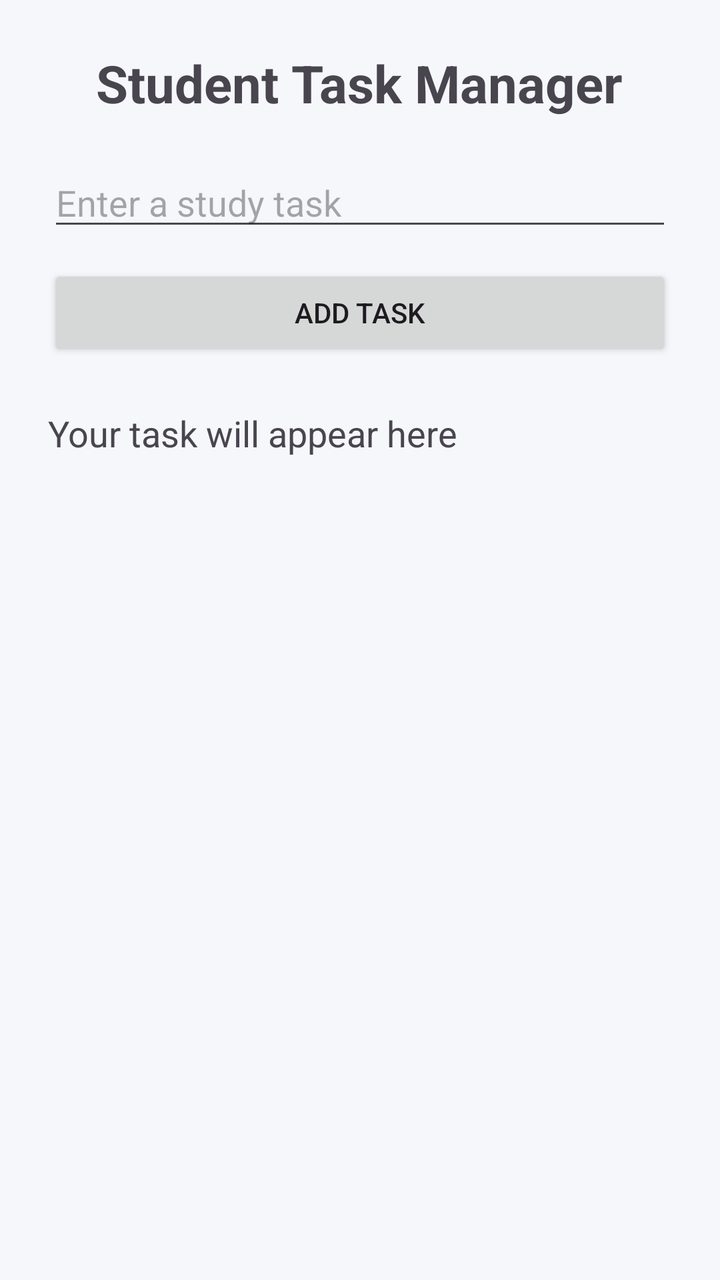
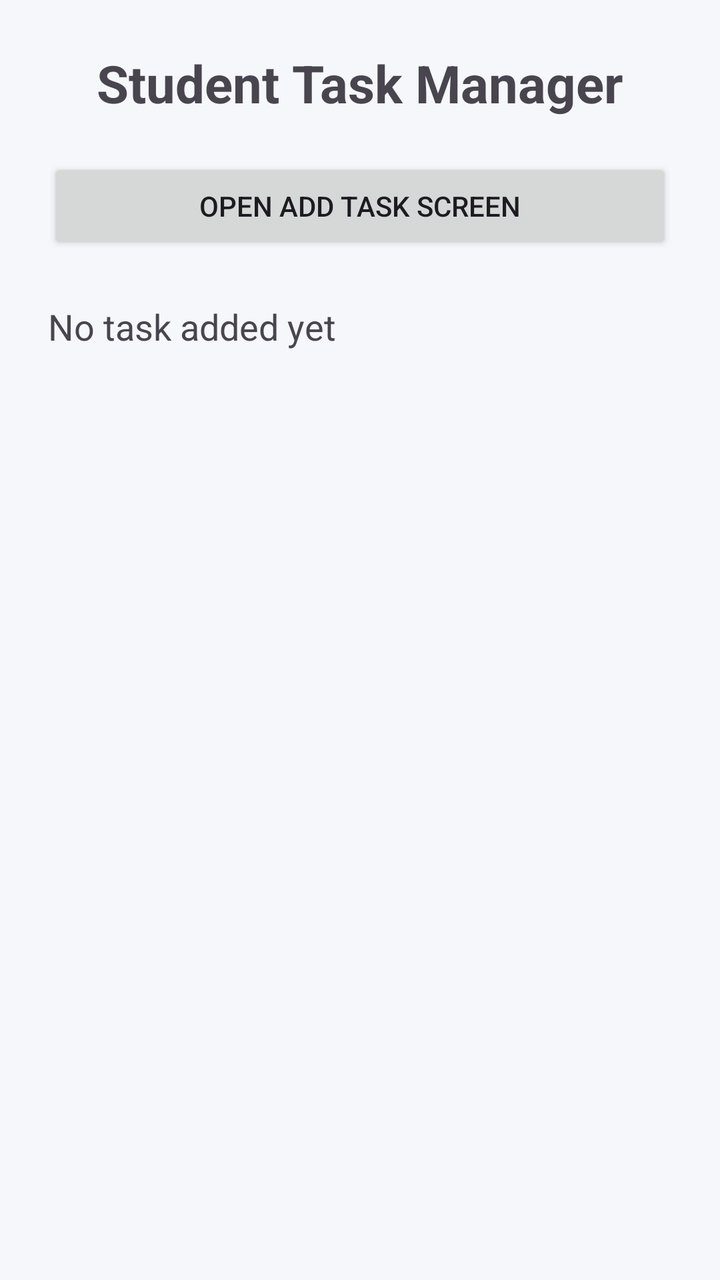

An Android layout rendered at two revisions. The XML below is the earlier revision; the diff shows what the commit changed to produce the second picture.
<!-- AndroidManifest.xml: application theme Theme.StudentTaskManager -->
<!-- res/layout/activity_main.xml -->
<?xml version="1.0" encoding="utf-8"?>
<LinearLayout xmlns:android="http://schemas.android.com/apk/res/android"
    android:layout_width="match_parent"
    android:layout_height="match_parent"
    android:orientation="vertical"
    android:padding="24dp"
    android:gravity="center_horizontal"
    android:background="#F5F7FA">

    <TextView
        android:id="@+id/titleText"
        android:layout_width="wrap_content"
        android:layout_height="wrap_content"
        android:text="Student Task Manager"
        android:textSize="26sp"
        android:textStyle="bold"
        android:layout_marginBottom="20dp" />

    <EditText
        android:id="@+id/taskInput"
        android:layout_width="match_parent"
        android:layout_height="wrap_content"
        android:hint="Enter a study task"
        android:inputType="text" />

    <Button
        android:id="@+id/addButton"
        android:layout_width="match_parent"
        android:layout_height="wrap_content"
        android:text="Add Task"
        android:layout_marginTop="12dp" />

    <TextView
        android:id="@+id/resultText"
        android:layout_width="match_parent"
        android:layout_height="wrap_content"
        android:text="Your task will appear here"
        android:textSize="18sp"
        android:layout_marginTop="24dp" />

</LinearLayout>
<!-- resources referenced by this layout -->
<resources>
  <style name="Theme.StudentTaskManager" parent="Base.Theme.StudentTaskManager" />
  <style name="Base.Theme.StudentTaskManager" parent="Theme.Material3.DayNight.NoActionBar">
          
          
      </style>
</resources>

<!-- the commit's change to res/layout/activity_main.xml (unified diff, before → after) -->
@@ -4,37 +4,29 @@
     android:layout_height="match_parent"
     android:orientation="vertical"
     android:padding="24dp"
-    android:gravity="center_horizontal"
     android:background="#F5F7FA">
 
     <TextView
         android:id="@+id/titleText"
-        android:layout_width="wrap_content"
+        android:layout_width="match_parent"
         android:layout_height="wrap_content"
         android:text="Student Task Manager"
         android:textSize="26sp"
         android:textStyle="bold"
+        android:gravity="center"
         android:layout_marginBottom="20dp" />
 
-    <EditText
-        android:id="@+id/taskInput"
+    <Button
+        android:id="@+id/openAddTaskButton"
         android:layout_width="match_parent"
         android:layout_height="wrap_content"
-        android:hint="Enter a study task"
-        android:inputType="text" />
+        android:text="Open Add Task Screen" />
 
-    <Button
-        android:id="@+id/addButton"
+    <TextView
+        android:id="@+id/homeResultText"
         android:layout_width="match_parent"
         android:layout_height="wrap_content"
-        android:text="Add Task"
-        android:layout_marginTop="12dp" />
-
-    <TextView
-        android:id="@+id/resultText"
-        android:layout_width="match_parent"
-        android:layout_height="wrap_content"
-        android:text="Your task will appear here"
+        android:text="No task added yet"
         android:textSize="18sp"
         android:layout_marginTop="24dp" />
 
